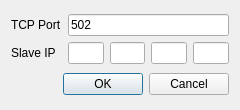
First picture: the form in forms/settingsmodbustcp.ui, repository ExplorerOL/QModbusExplorer, before the edit.
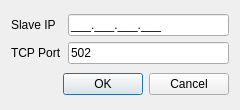
Second picture: the form after the edit. Icons and pictures are not drawn.

What changed in the file:
```diff
--- a/forms/settingsmodbustcp.ui
+++ b/forms/settingsmodbustcp.ui
@@ -18,8 +18,8 @@
   </property>
   <property name="maximumSize">
    <size>
-    <width>290</width>
-    <height>120</height>
+    <width>240</width>
+    <height>110</height>
    </size>
   </property>
   <property name="windowTitle">
@@ -35,7 +35,14 @@
   <layout class="QVBoxLayout" name="verticalLayout">
    <item>
     <layout class="QGridLayout" name="gridLayout">
-     <item row="0" column="0">
+     <item row="1" column="0">
+      <widget class="QLabel" name="lblSlaveIP">
+       <property name="text">
+        <string>Slave IP</string>
+       </property>
+      </widget>
+     </item>
+     <item row="2" column="0">
       <widget class="QLabel" name="lblTCPPort">
        <property name="text">
         <string>TCP Port</string>
@@ -48,78 +55,19 @@
        </property>
       </widget>
      </item>
-     <item row="0" column="1">
+     <item row="2" column="1">
       <widget class="QLineEdit" name="leTCPPort">
        <property name="text">
         <string>502</string>
        </property>
       </widget>
      </item>
-     <item row="1" column="0">
-      <widget class="QLabel" name="lblIP">
-       <property name="text">
-        <string>Slave IP</string>
-       </property>
-       <property name="alignment">
-        <set>Qt::AlignLeading|Qt::AlignLeft|Qt::AlignVCenter</set>
-       </property>
-      </widget>
-     </item>
      <item row="1" column="1">
-      <layout class="QHBoxLayout" name="horizontalLayout">
-       <item>
-        <widget class="QLineEdit" name="leIP1">
-         <property name="inputMask">
-          <string/>
-         </property>
-         <property name="maxLength">
-          <number>3</number>
-         </property>
-         <property name="alignment">
-          <set>Qt::AlignRight|Qt::AlignTrailing|Qt::AlignVCenter</set>
-         </property>
-        </widget>
-       </item>
-       <item>
-        <widget class="QLineEdit" name="leIP2">
-         <property name="inputMask">
-          <string/>
-         </property>
-         <property name="maxLength">
-          <number>3</number>
-         </property>
-         <property name="alignment">
-          <set>Qt::AlignRight|Qt::AlignTrailing|Qt::AlignVCenter</set>
-         </property>
-        </widget>
-       </item>
-       <item>
-        <widget class="QLineEdit" name="leIP3">
-         <property name="inputMask">
-          <string/>
-         </property>
-         <property name="maxLength">
-          <number>3</number>
-         </property>
-         <property name="alignment">
-          <set>Qt::AlignRight|Qt::AlignTrailing|Qt::AlignVCenter</set>
-         </property>
-        </widget>
-       </item>
-       <item>
-        <widget class="QLineEdit" name="leIP4">
-         <property name="inputMask">
-          <string/>
-         </property>
-         <property name="maxLength">
-          <number>3</number>
-         </property>
-         <property name="alignment">
-          <set>Qt::AlignRight|Qt::AlignTrailing|Qt::AlignVCenter</set>
-         </property>
-        </widget>
-       </item>
-      </layout>
+      <widget class="QLineEdit" name="leSlaveIP">
+       <property name="inputMask">
+        <string>999.999.999.999;_</string>
+       </property>
+      </widget>
      </item>
     </layout>
    </item>
```
